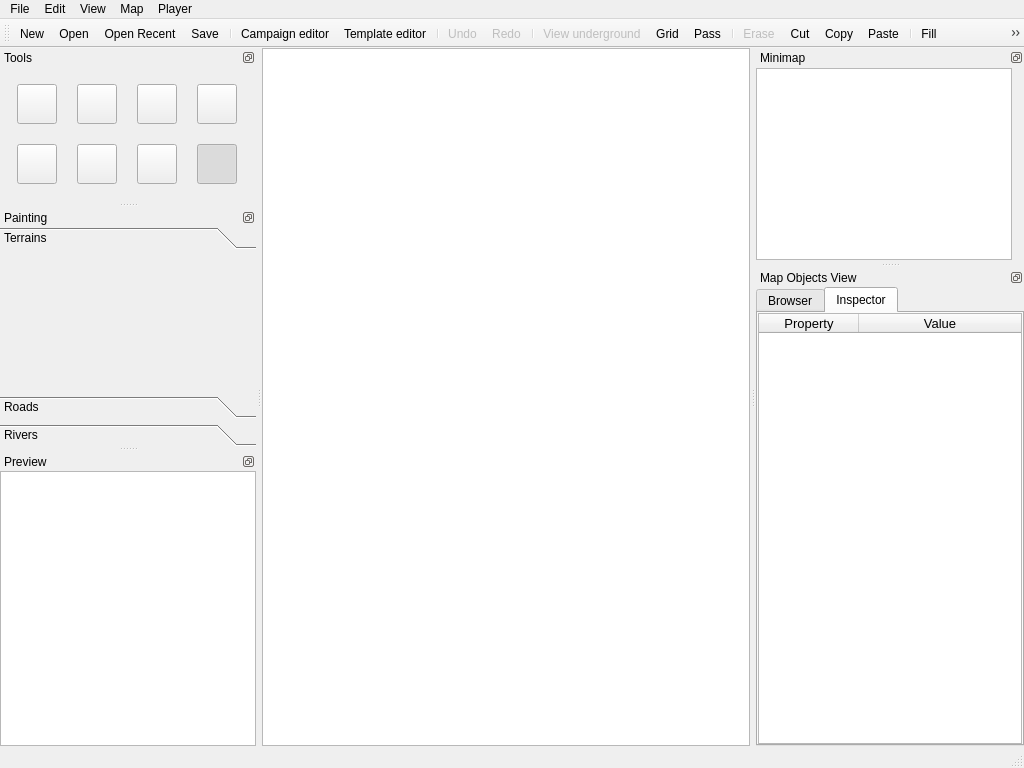
First picture: the form in mapeditor/mainwindow.ui, repository uson1x/vcmi, before the edit.
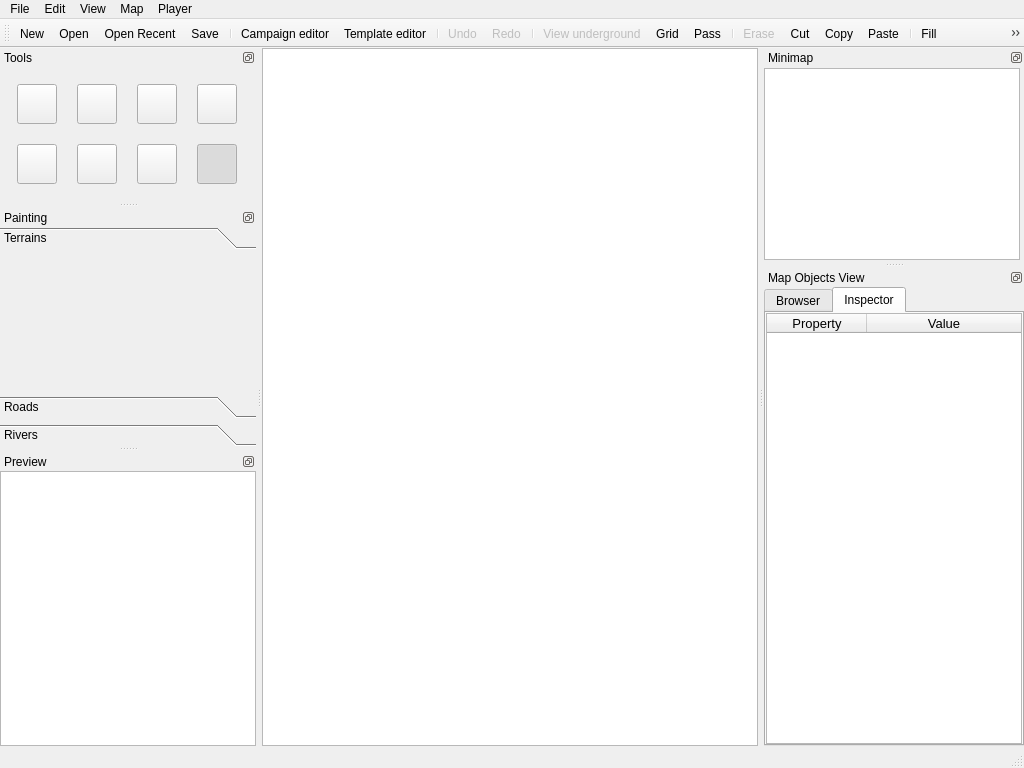
Second picture: the form after the edit. Custom widgets are drawn as their Qt base class.

Diff of the .ui file:
```diff
--- a/mapeditor/mainwindow.ui
+++ b/mapeditor/mainwindow.ui
@@ -183,8 +183,8 @@
    </property>
    <property name="minimumSize">
     <size>
-     <width>192</width>
-     <height>214</height>
+     <width>96</width>
+     <height>108</height>
     </size>
    </property>
    <property name="maximumSize">
@@ -232,8 +232,8 @@
        </property>
        <property name="minimumSize">
         <size>
-         <width>192</width>
-         <height>192</height>
+         <width>96</width>
+         <height>96</height>
         </size>
        </property>
        <property name="verticalScrollBarPolicy">
@@ -256,8 +256,8 @@
    </property>
    <property name="minimumSize">
     <size>
-     <width>268</width>
-     <height>196</height>
+     <width>130</width>
+     <height>100</height>
     </size>
    </property>
    <property name="maximumSize">
```
Left out of the diff: 6 changed lines with no effect on the pictures.
